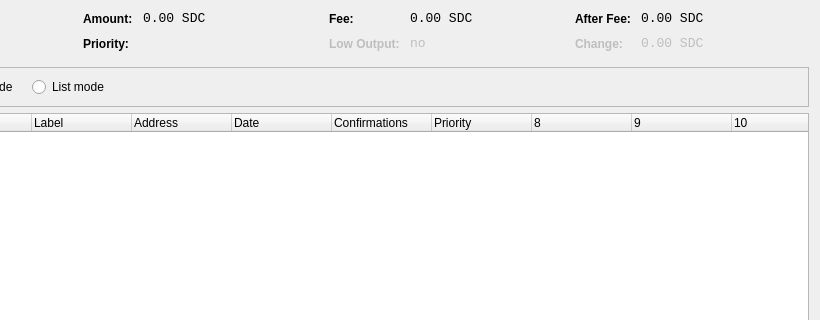
The window that src/qt/forms/coincontroldialog.ui (jyap808/jumbucks) describes before a commit, drawn with Qt 5; both pictures show x 180 to 1000 and y 0 to 320 of the 1000 by 500 pixel window.
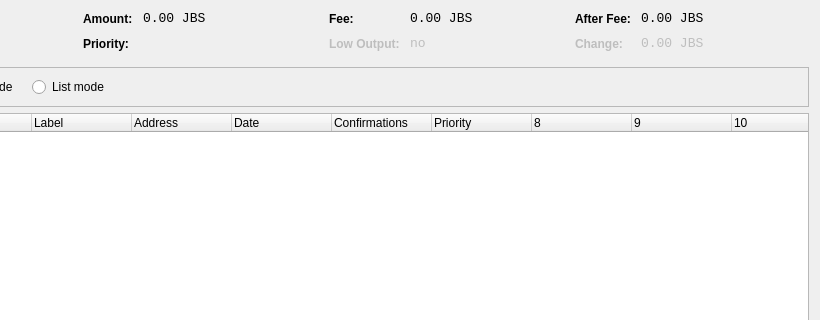
The same window after the commit. Custom widgets are drawn as their Qt base class.

```diff
--- a/src/qt/forms/coincontroldialog.ui
+++ b/src/qt/forms/coincontroldialog.ui
@@ -141,7 +141,7 @@
           <enum>Qt::ActionsContextMenu</enum>
          </property>
          <property name="text">
-          <string notr="true">0.00 SDC</string>
+          <string notr="true">0.00 JBS</string>
          </property>
          <property name="textInteractionFlags">
           <set>Qt::LinksAccessibleByMouse|Qt::TextSelectableByKeyboard|Qt::TextSelectableByMouse</set>
@@ -221,7 +221,7 @@
           <enum>Qt::ActionsContextMenu</enum>
          </property>
          <property name="text">
-          <string notr="true">0.00 SDC</string>
+          <string notr="true">0.00 JBS</string>
          </property>
          <property name="textInteractionFlags">
           <set>Qt::LinksAccessibleByMouse|Qt::TextSelectableByKeyboard|Qt::TextSelectableByMouse</set>
@@ -307,7 +307,7 @@
           <enum>Qt::ActionsContextMenu</enum>
          </property>
          <property name="text">
-          <string notr="true">0.00 SDC</string>
+          <string notr="true">0.00 JBS</string>
          </property>
          <property name="textInteractionFlags">
           <set>Qt::LinksAccessibleByMouse|Qt::TextSelectableByKeyboard|Qt::TextSelectableByMouse</set>
@@ -345,7 +345,7 @@
           <enum>Qt::ActionsContextMenu</enum>
          </property>
          <property name="text">
-          <string notr="true">0.00 SDC</string>
+          <string notr="true">0.00 JBS</string>
          </property>
          <property name="textInteractionFlags">
           <set>Qt::LinksAccessibleByMouse|Qt::TextSelectableByKeyboard|Qt::TextSelectableByMouse</set>
```
